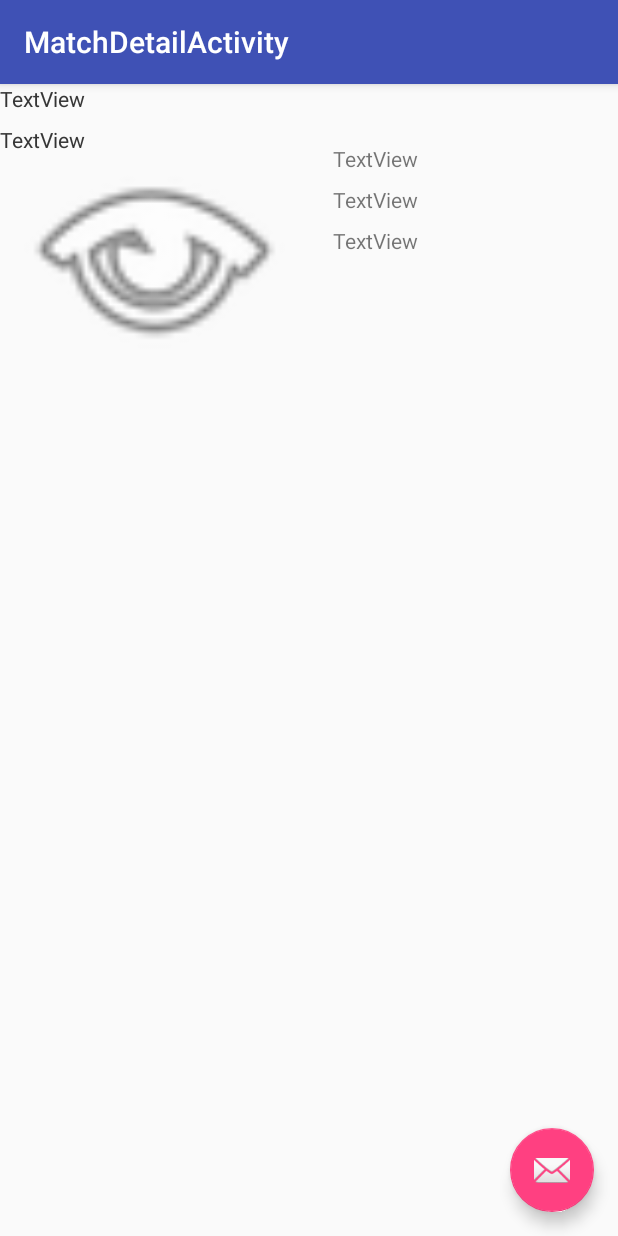
After one commit to TahaBakk/LeagueofLegendsProject, an Android app: the MatchDetailActivity screen opened directly, with no data from a screen before it, on a phone screen of 412 x 824 dp. The commit adds this screen. Run offline under Robolectric (Android 15) with nearby library versions, the phone set to English and light mode, and no system bars; network calls fail.

Commit message:
Creada una nueva activity para mostrar los detalles, y el POJO para sacar y/o guardar la informacio

```diff
--- a/app/src/main/AndroidManifest.xml
+++ b/app/src/main/AndroidManifest.xml
@@ -23,6 +23,10 @@
         <activity
             android:name=".MatchListActivity"
             android:label="@string/title_activity_match_list"
+            android:theme="@style/AppTheme.NoActionBar" />
+        <activity
+            android:name=".MatchDetailActivity"
+            android:label="@string/title_activity_match_detail"
             android:theme="@style/AppTheme.NoActionBar"></activity>
     </application>
 
--- a/app/src/main/java/com/bakk/taha/leagueoflegends/InvocadorApi.java
+++ b/app/src/main/java/com/bakk/taha/leagueoflegends/InvocadorApi.java
@@ -31,7 +31,6 @@ class InvocadorApi {
                 .buildUpon()
                 .build();
         String url = builtUri.toString();
-        System.out.println("BASE_____URL========================"+BASE_URL);
         try {
             return docall(url);
         } catch (IOException e) {e.printStackTrace();
--- /dev/null
+++ b/app/src/main/java/com/bakk/taha/leagueoflegends/MatchDetailActivity.java
@@ -0,0 +1,29 @@
+package com.bakk.taha.leagueoflegends;
+
+import android.os.Bundle;
+import android.support.design.widget.FloatingActionButton;
+import android.support.design.widget.Snackbar;
+import android.support.v7.app.AppCompatActivity;
+import android.support.v7.widget.Toolbar;
+import android.view.View;
+
+public class MatchDetailActivity extends AppCompatActivity {
+
+    @Override
+    protected void onCreate(Bundle savedInstanceState) {
+        super.onCreate(savedInstanceState);
+        setContentView(R.layout.activity_match_detail);
+        Toolbar toolbar = (Toolbar) findViewById(R.id.toolbar);
+        setSupportActionBar(toolbar);
+
+        FloatingActionButton fab = (FloatingActionButton) findViewById(R.id.fab);
+        fab.setOnClickListener(new View.OnClickListener() {
+            @Override
+            public void onClick(View view) {
+                Snackbar.make(view, "Replace with your own action", Snackbar.LENGTH_LONG)
+                        .setAction("Action", null).show();
+            }
+        });
+    }
+
+}
--- /dev/null
+++ b/app/src/main/java/com/bakk/taha/leagueoflegends/MatchDetailActivityFragment.java
@@ -0,0 +1,22 @@
+package com.bakk.taha.leagueoflegends;
+
+import android.support.v4.app.Fragment;
+import android.os.Bundle;
+import android.view.LayoutInflater;
+import android.view.View;
+import android.view.ViewGroup;
+
+/**
+ * A placeholder fragment containing a simple view.
+ */
+public class MatchDetailActivityFragment extends Fragment {
+
+    public MatchDetailActivityFragment() {
+    }
+
+    @Override
+    public View onCreateView(LayoutInflater inflater, ViewGroup container,
+                             Bundle savedInstanceState) {
+        return inflater.inflate(R.layout.fragment_match_detail, container, false);
+    }
+}
--- a/app/src/main/java/com/bakk/taha/leagueoflegends/MatchListAdapter.java
+++ b/app/src/main/java/com/bakk/taha/leagueoflegends/MatchListAdapter.java
@@ -40,10 +40,12 @@ public class MatchListAdapter extends ArrayAdapter<MatchList> {
             TextView match = (TextView) convertView.findViewById(R.id.rowMatchList);
             TextView queue = (TextView) convertView.findViewById(R.id.queuMatch);
             TextView lane = (TextView) convertView.findViewById(R.id.posicion);
+            //ImageView ivPosterImage = (ImageView) convertView.findViewById(R.id.ivPosterImage);
 
             // Fiquem les dades dels objectes (provinents del JSON) en el layout
             queue.setText(matchList.getQueue());
             lane.setText(matchList.getLane());
+            //Glide.with(getContext()).load(cartas.getImageUrl()).into(ivPosterImage);//para la imagen
 
             // Retornem la View replena per a mostrarla
             return convertView;
--- a/app/src/main/java/com/bakk/taha/leagueoflegends/MatchListApi.java
+++ b/app/src/main/java/com/bakk/taha/leagueoflegends/MatchListApi.java
@@ -13,8 +13,11 @@ import java.util.ArrayList;
  */
 
 public class MatchListApi {
+    //static Invocador invocador = new Invocador();
+    //public static Long champCodiId = invocador.getSummonerId();
+    //static String servidor = MainActivityFragment.nombreServidor;
 
-    String champCodiId = "50809995";
+    //private final static String BASE_URL = "https://"+servidor+".api.pvp.net/api/lol/"+servidor+"/v2.2/matchlist/by-summoner/"+champCodiId+"?api_key=RGAPI-4f73293a-8462-446f-b61b-38f15c0ec536";
     private final static String BASE_URL = "https://euw.api.pvp.net/api/lol/euw/v2.2/matchlist/by-summoner/50809995?api_key=RGAPI-4f73293a-8462-446f-b61b-38f15c0ec536";
 
     private static final int PAGES = 10;
@@ -24,6 +27,7 @@ public class MatchListApi {
         Uri builtUri = Uri.parse(BASE_URL)
                 .buildUpon()
                 .build();
+        System.out.println("Taha URLLLLLLLLLL"+BASE_URL);
 
         String url = builtUri.toString();
         return doCall(url);
--- /dev/null
+++ b/app/src/main/res/layout/activity_match_detail.xml
@@ -0,0 +1,34 @@
+<?xml version="1.0" encoding="utf-8"?>
+<android.support.design.widget.CoordinatorLayout xmlns:android="http://schemas.android.com/apk/res/android"
+    xmlns:app="http://schemas.android.com/apk/res-auto"
+    xmlns:tools="http://schemas.android.com/tools"
+    android:layout_width="match_parent"
+    android:layout_height="match_parent"
+    android:fitsSystemWindows="true"
+    tools:context="com.bakk.taha.leagueoflegends.MatchDetailActivity">
+
+    <android.support.design.widget.AppBarLayout
+        android:layout_width="match_parent"
+        android:layout_height="wrap_content"
+        android:theme="@style/AppTheme.AppBarOverlay">
+
+        <android.support.v7.widget.Toolbar
+            android:id="@+id/toolbar"
+            android:layout_width="match_parent"
+            android:layout_height="?attr/actionBarSize"
+            android:background="?attr/colorPrimary"
+            app:popupTheme="@style/AppTheme.PopupOverlay" />
+
+    </android.support.design.widget.AppBarLayout>
+
+    <include layout="@layout/content_match_detail" />
+
+    <android.support.design.widget.FloatingActionButton
+        android:id="@+id/fab"
+        android:layout_width="wrap_content"
+        android:layout_height="wrap_content"
+        android:layout_gravity="bottom|end"
+        android:layout_margin="@dimen/fab_margin"
+        app:srcCompat="@android:drawable/ic_dialog_email" />
+
+</android.support.design.widget.CoordinatorLayout>
--- /dev/null
+++ b/app/src/main/res/layout/fragment_match_detail.xml
@@ -0,0 +1,118 @@
+<?xml version="1.0" encoding="utf-8"?>
+<android.support.constraint.ConstraintLayout xmlns:android="http://schemas.android.com/apk/res/android"
+    xmlns:app="http://schemas.android.com/apk/res-auto"
+    xmlns:tools="http://schemas.android.com/tools"
+    android:id="@+id/content_match_detail"
+    android:layout_width="match_parent"
+    android:layout_height="match_parent"
+    tools:context="com.bakk.taha.leagueoflegends.MatchDetailActivityFragment"
+    tools:showIn="@layout/activity_match_detail">
+
+
+    <ImageView
+        android:layout_width="0dp"
+        android:layout_height="0dp"
+        app:srcCompat="@android:drawable/ic_menu_view"
+        android:id="@+id/imageView2"
+        tools:layout_constraintTop_creator="1"
+        android:layout_marginStart="8dp"
+        android:layout_marginTop="8dp"
+        tools:layout_constraintLeft_creator="1"
+        app:layout_constraintLeft_toLeftOf="parent"
+        app:layout_constraintTop_toTopOf="parent"
+        android:layout_marginLeft="8dp"
+        app:layout_constraintRight_toLeftOf="@+id/guideline2"
+        android:layout_marginEnd="8dp"
+        android:layout_marginRight="8dp"
+        app:layout_constraintBottom_toTopOf="@+id/guideline4"
+        android:layout_marginBottom="8dp" />
+
+    <android.support.constraint.Guideline
+        android:layout_width="0dp"
+        android:layout_height="455dp"
+        android:id="@+id/guideline2"
+        android:orientation="vertical"
+        tools:layout_editor_absoluteY="0dp"
+        tools:layout_editor_absoluteX="192dp"
+        app:layout_constraintGuide_percent="0.5" />
+
+    <android.support.constraint.Guideline
+        android:layout_width="384dp"
+        android:layout_height="wrap_content"
+        android:id="@+id/guideline4"
+        app:layout_constraintGuide_begin="227dp"
+        android:orientation="horizontal"
+        tools:layout_editor_absoluteY="227dp"
+        tools:layout_editor_absoluteX="0dp" />
+
+    <TextView
+        android:text="TextView"
+        android:layout_width="0dp"
+        android:layout_height="wrap_content"
+        android:id="@+id/textView"
+        android:layout_marginEnd="16dp"
+        app:layout_constraintRight_toRightOf="parent"
+        android:layout_marginRight="16dp"
+        app:layout_constraintLeft_toLeftOf="@+id/guideline2"
+        android:layout_marginStart="16dp"
+        android:layout_marginLeft="16dp"
+        app:layout_constraintHorizontal_bias="0.66"
+        android:layout_marginTop="40dp"
+        app:layout_constraintTop_toTopOf="parent" />
+
+    <TextView
+        android:text="TextView"
+        android:layout_width="0dp"
+        android:layout_height="wrap_content"
+        android:id="@+id/textView2"
+        app:layout_constraintRight_toRightOf="@+id/textView"
+        app:layout_constraintLeft_toLeftOf="@+id/textView"
+        android:layout_marginTop="8dp"
+        app:layout_constraintTop_toBottomOf="@+id/textView" />
+
+    <TextView
+        android:text="TextView"
+        android:layout_width="0dp"
+        android:layout_height="wrap_content"
+        android:id="@+id/textView3"
+        app:layout_constraintLeft_toLeftOf="@+id/textView2"
+        app:layout_constraintRight_toRightOf="@+id/textView2"
+        android:layout_marginTop="8dp"
+        app:layout_constraintTop_toBottomOf="@+id/textView2" />
+
+    <TextView
+        android:text="TextView"
+        android:layout_width="160dp"
+        android:layout_height="wrap_content"
+        android:id="@+id/textView4"
+        tools:layout_editor_absoluteY="115dp"
+        tools:layout_editor_absoluteX="208dp" />
+
+    <TextView
+        android:text="TextView"
+        android:layout_width="160dp"
+        android:layout_height="wrap_content"
+        android:id="@+id/textView5"
+        tools:layout_editor_absoluteX="208dp"
+        android:layout_marginTop="8dp"
+        app:layout_constraintTop_toBottomOf="@+id/textView4" />
+
+    <TextView
+        android:text="TextView"
+        android:layout_width="160dp"
+        android:layout_height="wrap_content"
+        android:id="@+id/textView6"
+        tools:layout_editor_absoluteY="165dp"
+        tools:layout_editor_absoluteX="208dp" />
+
+    <TextView
+        android:text="TextView"
+        android:layout_width="0dp"
+        android:layout_height="wrap_content"
+        android:id="@+id/textView7"
+        app:layout_constraintLeft_toLeftOf="@+id/textView6"
+        app:layout_constraintRight_toRightOf="@+id/textView6"
+        android:layout_marginTop="8dp"
+        app:layout_constraintTop_toBottomOf="@+id/textView6" />
+
+</android.support.constraint.ConstraintLayout>
--- a/app/src/main/res/layout/match_list_row.xml
+++ b/app/src/main/res/layout/match_list_row.xml
@@ -34,7 +34,7 @@
 
     <TextView
         android:text="TextView"
-        android:layout_width="wrap_content"
+        android:layout_width="0dp"
         android:layout_height="wrap_content"
         android:id="@+id/posicion"
         android:layout_marginTop="8dp"
--- a/app/src/main/res/values/strings.xml
+++ b/app/src/main/res/values/strings.xml
@@ -17,4 +17,5 @@
 
     </string-array>
     <string name="title_activity_match_list">MatchListActivity</string>
+    <string name="title_activity_match_detail">MatchDetailActivity</string>
 </resources>
```
Also changed, not shown: app/src/main/java/com/bakk/taha/leagueoflegends/Match.java (added, +39 -0 lines), app/src/main/java/com/bakk/taha/leagueoflegends/MatchApi.java (added, +19 -0 lines), app/src/main/java/com/bakk/taha/leagueoflegends/MatchListActivityFragment.java (+9 -5 lines), app/src/main/res/layout/content_match_detail.xml (added, +9 -0 lines), app/src/main/res/layout/fragment_main.xml (+2 -45 lines), app/src/main/res/menu/menu_match_detail.xml (added, +10 -0 lines).
